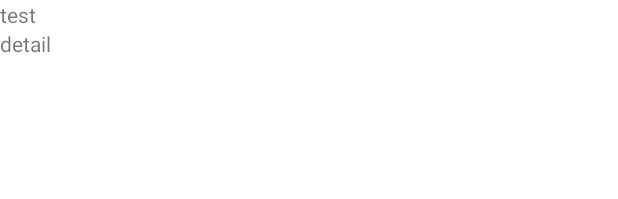
After one commit to yoshida0261/Toeic5, an Android app: the layout list_audio_toeic5.xml on its own in the app's theme, with its tools: preview values and no code run, on a phone screen of 412 x 824 dp. The commit adds this screen. Shown: the top 199 px of the screen. Run offline under Robolectric (Android 15) with nearby library versions, the phone set to English and light mode, and no system bars.

Commit message:
viewholder を追加

```diff
--- a/app/src/main/java/com/stah/toeic5/AudioListAdapter.kt
+++ b/app/src/main/java/com/stah/toeic5/AudioListAdapter.kt
@@ -1,20 +1,22 @@
 package com.stah.toeic5
 
+import android.view.LayoutInflater
 import android.view.ViewGroup
+import androidx.databinding.DataBindingUtil
 import androidx.recyclerview.widget.RecyclerView
+import com.stah.toeic5.databinding.ListAudioToeic5Binding
 
-class AudioListAdapter : RecyclerView.Adapter<RecyclerView.ViewHolder>(){
+class AudioListAdapter : RecyclerView.Adapter<RecyclerView.ViewHolder>() {
 
     sealed class AdapterItem {
         data class SampleItem(val data: String)
     }
 
-    //class SampleItemViewHolder(val binding: ListItemSampleBinding) :
-    //        RecyclerView.ViewHolder(binding.root)
-    //class AdapterListViewHolder(val binding: )
+    class AdapterListViewHolder(val binding: ListAudioToeic5Binding) : RecyclerView.ViewHolder(binding.root)
+
 
     override fun onCreateViewHolder(parent: ViewGroup, viewType: Int): RecyclerView.ViewHolder {
-
+        return AdapterListViewHolder(DataBindingUtil.inflate(LayoutInflater.from(parent.context), R.layout.list_audio_toeic5, parent, false))
     }
 
     override fun onBindViewHolder(holder: RecyclerView.ViewHolder, position: Int) {
--- /dev/null
+++ b/app/src/main/res/layout/list_audio_toeic5.xml
@@ -0,0 +1,47 @@
+<?xml version="1.0" encoding="utf-8"?>
+<layout>
+
+    <data>
+
+        <variable
+            name="adapter"
+            type="com.stah.toeic5.AudioListAdapter.AdapterItem" />
+    </data>
+
+    <LinearLayout xmlns:android="http://schemas.android.com/apk/res/android"
+        xmlns:tools="http://schemas.android.com/tools"
+        android:layout_width="match_parent"
+        android:layout_height="wrap_content"
+        android:orientation="vertical">
+
+
+        <LinearLayout
+            android:layout_width="match_parent"
+            android:layout_height="wrap_content"
+            android:orientation="horizontal">
+
+            <LinearLayout
+                android:layout_width="wrap_content"
+                android:layout_height="wrap_content"
+                android:orientation="vertical">
+
+                <TextView
+                    android:id="@+id/title"
+                    android:layout_width="wrap_content"
+                    android:layout_height="0dp"
+                    android:layout_weight="0.5"
+                    tools:text="test" />
+
+                <TextView
+                    android:id="@+id/detail"
+                    android:layout_width="wrap_content"
+                    android:layout_height="0dp"
+                    android:layout_weight="0.5"
+                    tools:text="detail" />
+
+            </LinearLayout>
+
+        </LinearLayout>
+
+    </LinearLayout>
+</layout>
```
